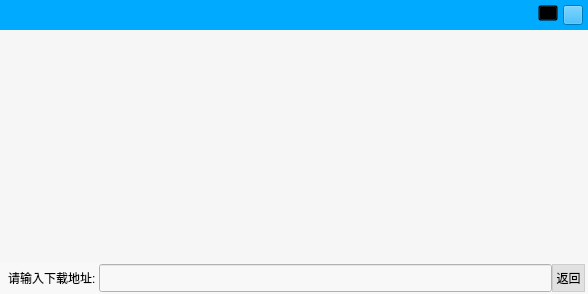
huizhang556/pc-video-player, file VideoPlayer/browser/WebDownLoadList.ui: the form before one commit.
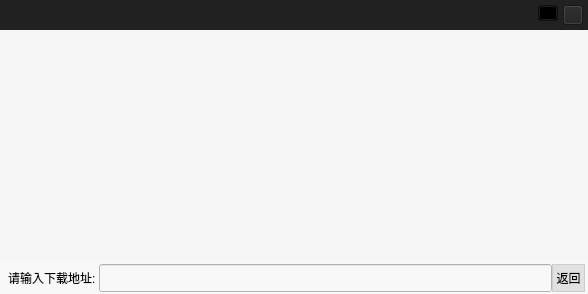
The form after the commit. Icons and pictures are not drawn.

Diff of the .ui file:
```diff
--- a/VideoPlayer/browser/WebDownLoadList.ui
+++ b/VideoPlayer/browser/WebDownLoadList.ui
@@ -83,7 +83,7 @@
            </size>
           </property>
           <property name="styleSheet">
-           <string notr="true">background-color:#00aaff;</string>
+           <string notr="true">background-color:#212121;</string>
           </property>
           <layout class="QHBoxLayout" name="horizontalLayout_6">
            <property name="spacing">
```
